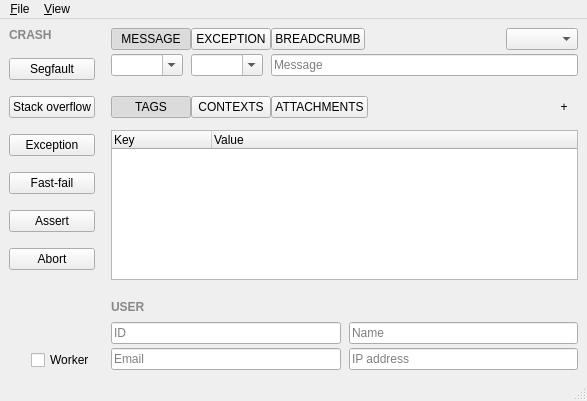
Before: the Qt Designer form sentrywindow.ui in jpnurmi/sentry-playground, drawn with Qt 5.
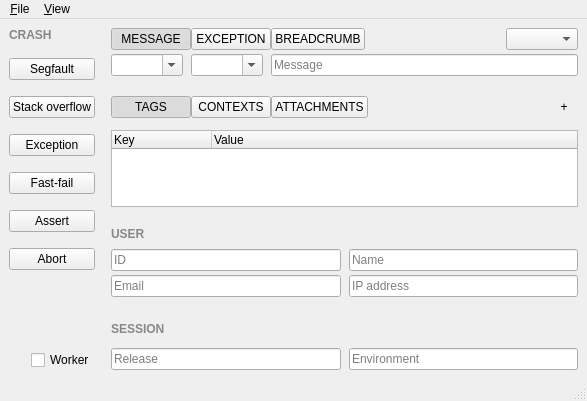
After: the same form once the commit is applied.

Commit message: Session/release/environment

Patch:
```diff
--- a/sentrywindow.ui
+++ b/sentrywindow.ui
@@ -444,6 +444,87 @@
           </item>
          </layout>
         </item>
+        <item>
+         <spacer name="sessionSectionSpacer">
+          <property name="orientation">
+           <enum>Qt::Orientation::Vertical</enum>
+          </property>
+          <property name="sizeType">
+           <enum>QSizePolicy::Policy::Fixed</enum>
+          </property>
+          <property name="sizeHint" stdset="0">
+           <size>
+            <width>0</width>
+            <height>16</height>
+           </size>
+          </property>
+         </spacer>
+        </item>
+        <item>
+         <layout class="QVBoxLayout" name="sessionSection">
+          <property name="spacing">
+           <number>8</number>
+          </property>
+          <item>
+           <layout class="QHBoxLayout" name="sessionHeaderLayout">
+            <property name="spacing">
+             <number>0</number>
+            </property>
+            <item>
+             <widget class="QLabel" name="sessionHeader">
+              <property name="styleSheet">
+               <string notr="true">color: #888; font-weight: bold;</string>
+              </property>
+              <property name="text">
+               <string>SESSION</string>
+              </property>
+             </widget>
+            </item>
+            <item>
+             <spacer name="sessionHeaderSpacer">
+              <property name="orientation">
+               <enum>Qt::Orientation::Horizontal</enum>
+              </property>
+              <property name="sizeHint" stdset="0">
+               <size>
+                <width>0</width>
+                <height>0</height>
+               </size>
+              </property>
+             </spacer>
+            </item>
+            <item>
+             <widget class="QToolButton" name="sessionButton">
+              <property name="autoRaise">
+               <bool>true</bool>
+              </property>
+             </widget>
+            </item>
+           </layout>
+          </item>
+          <item>
+           <layout class="QHBoxLayout" name="sessionFieldsLayout">
+            <property name="spacing">
+             <number>8</number>
+            </property>
+            <item>
+             <widget class="QLineEdit" name="releaseEdit">
+              <property name="placeholderText">
+               <string>Release</string>
+              </property>
+             </widget>
+            </item>
+            <item>
+             <widget class="QLineEdit" name="environmentEdit">
+              <property name="placeholderText">
+               <string>Environment</string>
+              </property>
+             </widget>
+            </item>
+           </layout>
+          </item>
+         </layout>
+        </item>
        </layout>
       </item>
      </layout>
```
The commit also changes 3 other files.
